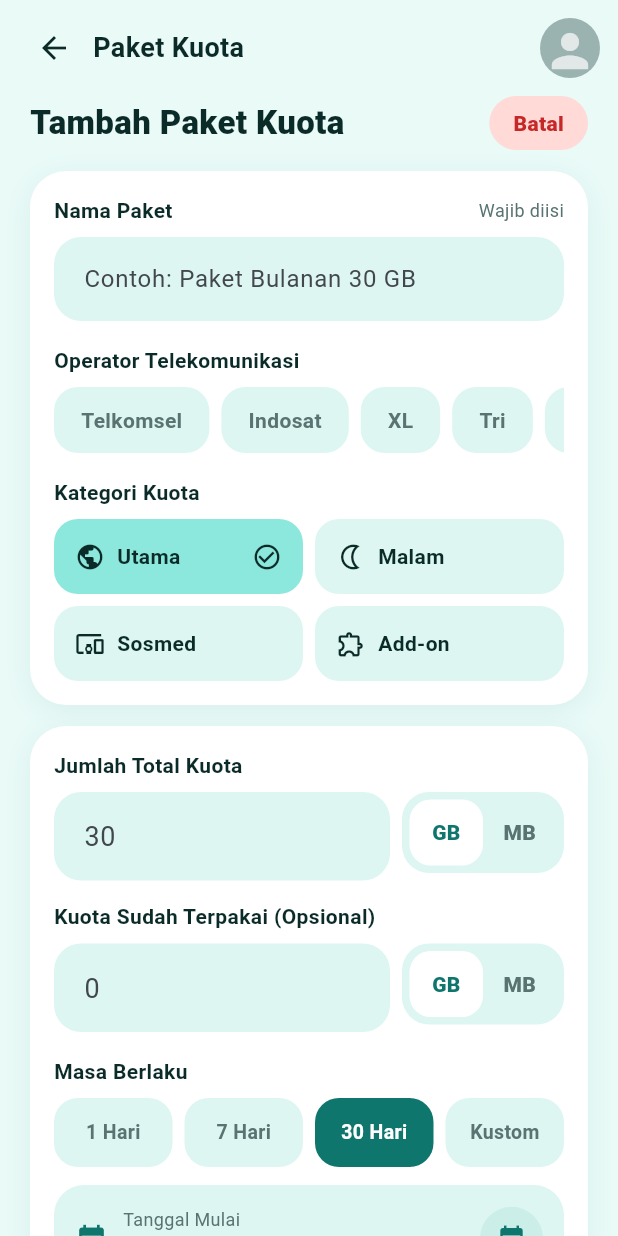
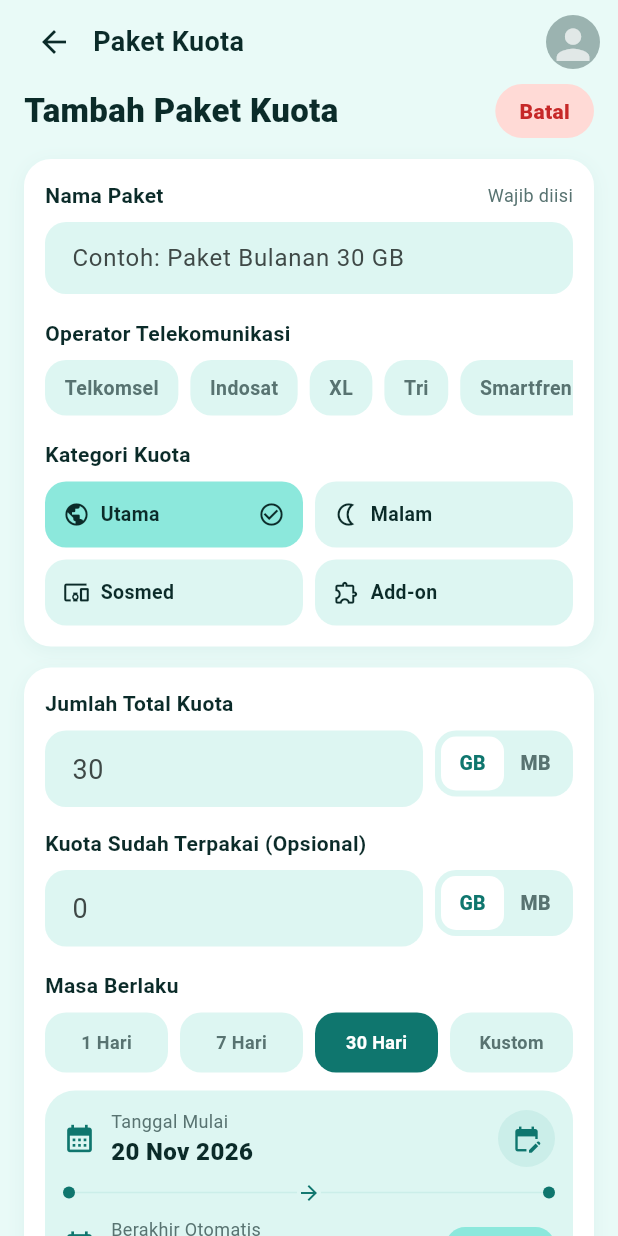
Before and after one commit to RedzyIN/datawise, a Flutter app: the HomeShell screen opened directly, after a tap on "Tambah Paket", on a phone screen of 412 x 824 dp. Run offline on Flutter 3.47's test engine with Material 3 defaults, Android fonts, the phone set to English and light mode, and no system bars; our stand-ins replace firebase_auth, firebase_core, flutter_local_notifications, sqflite; accounts and stored records are empty.

Commit message:
fix: repair user interface

```diff
--- a/lib/features/package/package_form_page.dart
+++ b/lib/features/package/package_form_page.dart
@@ -244,7 +244,7 @@ class _PackageFormPageState extends State<PackageFormPage> {
   InputDecoration _fieldDecoration({String? hint, String? suffix}) {
     OutlineInputBorder border(Color? color, [double width = 1]) =>
         OutlineInputBorder(
-          borderRadius: BorderRadius.circular(18),
+          borderRadius: BorderRadius.circular(14),
           borderSide: color == null
               ? BorderSide.none
               : BorderSide(color: color, width: width),
@@ -253,10 +253,10 @@ class _PackageFormPageState extends State<PackageFormPage> {
     return InputDecoration(
       hintText: hint,
       suffixText: suffix,
-      suffixStyle: const TextStyle(color: PkgColors.muted, fontSize: 13),
+      suffixStyle: const TextStyle(color: PkgColors.muted, fontSize: 12),
       filled: true,
       fillColor: PkgColors.field,
-      contentPadding: const EdgeInsets.symmetric(horizontal: 16, vertical: 16),
+      contentPadding: const EdgeInsets.symmetric(horizontal: 14, vertical: 12),
       border: border(null),
       enabledBorder: border(null),
       focusedBorder: border(PkgColors.primary, 1.5),
@@ -293,6 +293,7 @@ class _PackageFormPageState extends State<PackageFormPage> {
   Widget _unitToggle(_Unit value, ValueChanged<_Unit> onChanged) {
     Widget seg(_Unit u, String label) {
       final selected = value == u;
+
       return Expanded(
         child: GestureDetector(
           onTap: () => onChanged(u),
@@ -300,13 +301,13 @@ class _PackageFormPageState extends State<PackageFormPage> {
             alignment: Alignment.center,
             decoration: BoxDecoration(
               color: selected ? Colors.white : Colors.transparent,
-              borderRadius: BorderRadius.circular(14),
+              borderRadius: BorderRadius.circular(10),
             ),
             child: Text(
               label,
               style: TextStyle(
                 fontWeight: FontWeight.w800,
-                fontSize: 14,
+                fontSize: 13,
                 color: selected ? PkgColors.primary : PkgColors.muted,
               ),
             ),
@@ -316,12 +317,12 @@ class _PackageFormPageState extends State<PackageFormPage> {
     }
 
     return Container(
-      width: 108,
-      height: 54,
-      padding: const EdgeInsets.all(5),
+      width: 92,
+      height: 44,
+      padding: const EdgeInsets.all(4),
       decoration: BoxDecoration(
         color: PkgColors.field,
-        borderRadius: BorderRadius.circular(18),
+        borderRadius: BorderRadius.circular(14),
       ),
       child: Row(children: [seg(_Unit.gb, 'GB'), seg(_Unit.mb, 'MB')]),
     );
@@ -367,30 +368,30 @@ class _PackageFormPageState extends State<PackageFormPage> {
     return GestureDetector(
       onTap: onTap,
       child: Container(
-        padding: const EdgeInsets.symmetric(horizontal: 18, vertical: 12),
+        padding: const EdgeInsets.symmetric(horizontal: 13, vertical: 9),
         decoration: BoxDecoration(
           color: selected ? PkgColors.primary : PkgColors.field,
-          borderRadius: BorderRadius.circular(16),
+          borderRadius: BorderRadius.circular(14),
         ),
         child: Row(
           mainAxisSize: MainAxisSize.min,
           children: [
             if (selected) ...[
               Container(
-                width: 8,
-                height: 8,
+                width: 7,
+                height: 7,
                 decoration: const BoxDecoration(
                   color: PkgColors.accent,
                   shape: BoxShape.circle,
                 ),
               ),
-              const SizedBox(width: 7),
+              const SizedBox(width: 6),
             ],
             Text(
               label,
               style: TextStyle(
                 fontWeight: FontWeight.w700,
-                fontSize: 14,
+                fontSize: 13,
                 color: selected ? Colors.white : PkgColors.muted,
               ),
             ),
@@ -403,25 +404,26 @@ class _PackageFormPageState extends State<PackageFormPage> {
   Widget _categoryTile(int index) {
     final (label, icon) = _categories[index];
     final selected = _category == index;
+
     return GestureDetector(
       onTap: () => setState(() => _category = index),
       child: Container(
-        height: 50,
-        padding: const EdgeInsets.symmetric(horizontal: 14),
+        height: 44,
+        padding: const EdgeInsets.symmetric(horizontal: 12),
         decoration: BoxDecoration(
           color: selected ? PkgColors.accent : PkgColors.field,
-          borderRadius: BorderRadius.circular(16),
+          borderRadius: BorderRadius.circular(14),
         ),
         child: Row(
           children: [
-            Icon(icon, color: PkgColors.text, size: 20),
-            const SizedBox(width: 8),
+            Icon(icon, color: PkgColors.text, size: 18),
+            const SizedBox(width: 7),
             Expanded(
               child: Text(
                 label,
                 style: const TextStyle(
                   fontWeight: FontWeight.w700,
-                  fontSize: 14,
+                  fontSize: 13,
                   color: PkgColors.text,
                 ),
               ),
@@ -430,7 +432,7 @@ class _PackageFormPageState extends State<PackageFormPage> {
               const Icon(
                 Icons.check_circle_outline,
                 color: PkgColors.text,
-                size: 20,
+                size: 18,
               ),
           ],
         ),
@@ -443,17 +445,17 @@ class _PackageFormPageState extends State<PackageFormPage> {
       child: GestureDetector(
         onTap: onTap,
         child: Container(
-          height: 46,
+          height: 40,
           alignment: Alignment.center,
           decoration: BoxDecoration(
             color: selected ? PkgColors.primary : PkgColors.field,
-            borderRadius: BorderRadius.circular(16),
+            borderRadius: BorderRadius.circular(14),
           ),
           child: Text(
             label,
             style: TextStyle(
               fontWeight: FontWeight.w700,
-              fontSize: 13,
+              fontSize: 12,
               color: selected ? Colors.white : PkgColors.muted,
             ),
           ),
@@ -476,7 +478,7 @@ class _PackageFormPageState extends State<PackageFormPage> {
           Text(
             formatDate(date),
             style: TextStyle(
-              fontSize: 18,
+              fontSize: 16,
               fontWeight: FontWeight.w800,
               color: bold ? PkgColors.primary : PkgColors.text,
             ),
@@ -489,8 +491,8 @@ class _PackageFormPageState extends State<PackageFormPage> {
       return GestureDetector(
         onTap: onTap,
         child: Container(
-          width: 42,
-          height: 42,
+          width: 38,
+          height: 38,
           decoration: const BoxDecoration(
             color: PkgColors.chip,
             shape: BoxShape.circle,
@@ -505,7 +507,7 @@ class _PackageFormPageState extends State<PackageFormPage> {
     }
 
     return Container(
-      padding: const EdgeInsets.all(14),
+      padding: const EdgeInsets.all(12),
       decoration: BoxDecoration(
         color: PkgColors.field,
         borderRadius: BorderRadius.circular(20),
@@ -586,8 +588,8 @@ class _PackageFormPageState extends State<PackageFormPage> {
       padding: const EdgeInsets.all(14),
       child: Row(
         children: [
-          PkgIconBox(icon, size: 46),
-          const SizedBox(width: 12),
+          PkgIconBox(icon, size: 40),
+          const SizedBox(width: 10),
           Expanded(
             child: Column(
               crossAxisAlignment: CrossAxisAlignment.start,
@@ -595,7 +597,7 @@ class _PackageFormPageState extends State<PackageFormPage> {
                 Text(
                   title,
                   style: const TextStyle(
-                    fontSize: 15,
+                    fontSize: 14,
                     fontWeight: FontWeight.w700,
                     color: PkgColors.text,
                   ),
@@ -635,7 +637,7 @@ class _PackageFormPageState extends State<PackageFormPage> {
           body: Form(
             key: _formKey,
             child: ListView(
-              padding: const EdgeInsets.fromLTRB(20, 0, 20, 28),
+              padding: const EdgeInsets.fromLTRB(16, 0, 16, 24),
               children: [
                 Row(
                   children: [
@@ -815,30 +817,30 @@ class _PackageFormPageState extends State<PackageFormPage> {
                 const SizedBox(height: 22),
 
                 SizedBox(
-                  height: 54,
+                  height: 48,
                   child: FilledButton.icon(
                     style: FilledButton.styleFrom(
                       backgroundColor: PkgColors.primary,
                       foregroundColor: Colors.white,
                       shape: RoundedRectangleBorder(
-                        borderRadius: BorderRadius.circular(20),
+                        borderRadius: BorderRadius.circular(14),
                       ),
                       textStyle: const TextStyle(
-                        fontSize: 16,
+                        fontSize: 14,
                         fontWeight: FontWeight.w700,
                       ),
                     ),
                     onPressed: provider.isLoading ? null : _savePackage,
                     icon: provider.isLoading
                         ? const SizedBox(
-                            width: 20,
-                            height: 20,
+                            width: 18,
+                            height: 18,
                             child: CircularProgressIndicator(
                               strokeWidth: 2,
                               color: Colors.white,
                             ),
                           )
-                        : const Icon(Icons.save_outlined, size: 20),
+                        : const Icon(Icons.save_outlined, size: 18),
                     label: Text(
                       _isEditing ? 'Simpan Perubahan' : 'Simpan Paket',
                     ),
--- a/lib/features/package/package_list_page.dart
+++ b/lib/features/package/package_list_page.dart
@@ -139,7 +139,7 @@ class _PackageListPageState extends State<PackageListPage> {
             child: Text(
               'Daftar Paket',
               style: TextStyle(
-                fontSize: 24,
+                fontSize: 22,
                 fontWeight: FontWeight.w800,
                 color: PkgColors.text,
               ),
@@ -151,7 +151,7 @@ class _PackageListPageState extends State<PackageListPage> {
       const SizedBox(height: 2),
       const Text(
         'Kelola paket aktif dan kuota tambahan dengan cermat.',
-        style: TextStyle(color: PkgColors.muted, fontSize: 13),
+        style: TextStyle(color: PkgColors.muted, fontSize: 12),
       ),
       const SizedBox(height: 14),
       SingleChildScrollView(
@@ -278,20 +278,21 @@ class _PackageListPageState extends State<PackageListPage> {
 
     return ListView(
       physics: const AlwaysScrollableScrollPhysics(),
-      padding: const EdgeInsets.fromLTRB(20, 8, 20, 28),
+      padding: const EdgeInsets.fromLTRB(16, 8, 16, 24),
       children: children,
     );
   }
 
   Widget _tabPill(String label, int count, _Tab value) {
     final selected = _tab == value;
+
     return GestureDetector(
       onTap: () => setState(() => _tab = value),
       child: Container(
-        padding: const EdgeInsets.symmetric(horizontal: 18, vertical: 11),
+        padding: const EdgeInsets.symmetric(horizontal: 14, vertical: 8),
         decoration: BoxDecoration(
           color: selected ? PkgColors.primary : Colors.white,
-          borderRadius: BorderRadius.circular(18),
+          borderRadius: BorderRadius.circular(14),
         ),
         child: Row(
           children: [
@@ -299,13 +300,13 @@ class _PackageListPageState extends State<PackageListPage> {
               label,
               style: TextStyle(
                 fontWeight: FontWeight.w700,
-                fontSize: 14,
+                fontSize: 13,
                 color: selected ? Colors.white : PkgColors.text,
               ),
             ),
-            const SizedBox(width: 7),
+            const SizedBox(width: 6),
             Container(
-              padding: const EdgeInsets.symmetric(horizontal: 8, vertical: 2),
+              padding: const EdgeInsets.symmetric(horizontal: 7, vertical: 2),
               decoration: BoxDecoration(
                 color: selected ? PkgColors.field : PkgColors.chip,
                 borderRadius: BorderRadius.circular(999),
@@ -314,7 +315,7 @@ class _PackageListPageState extends State<PackageListPage> {
                 '$count',
                 style: TextStyle(
                   fontWeight: FontWeight.w700,
-                  fontSize: 11,
+                  fontSize: 10,
                   color: selected ? PkgColors.primary : PkgColors.muted,
                 ),
               ),
@@ -337,8 +338,8 @@ class _PackageListPageState extends State<PackageListPage> {
           Row(
             crossAxisAlignment: CrossAxisAlignment.start,
             children: [
-              const PkgIconBox(Icons.sim_card, size: 46),
-              const SizedBox(width: 12),
+              const PkgIconBox(Icons.sim_card, size: 40),
+              const SizedBox(width: 10),
               Expanded(
                 child: Column(
                   crossAxisAlignment: CrossAxisAlignment.start,
@@ -348,7 +349,7 @@ class _PackageListPageState extends State<PackageListPage> {
                       maxLines: 2,
                       overflow: TextOverflow.ellipsis,
                       style: const TextStyle(
-                        fontSize: 17,
+                        fontSize: 15,
                         fontWeight: FontWeight.w700,
                         color: PkgColors.text,
                       ),
@@ -364,13 +365,13 @@ class _PackageListPageState extends State<PackageListPage> {
                   ],
                 ),
               ),
-              const SizedBox(width: 8),
+              const SizedBox(width: 10),
               PkgStatusPill(p),
             ],
           ),
           const SizedBox(height: 12),
           Container(
-            padding: const EdgeInsets.all(14),
+            padding: const EdgeInsets.all(12),
             decoration: BoxDecoration(
               color: PkgColors.field,
               borderRadius: BorderRadius.circular(18),
@@ -383,7 +384,7 @@ class _PackageListPageState extends State<PackageListPage> {
                     Text(
                       value,
                       style: const TextStyle(
-                        fontSize: 32,
+                        fontSize: 28,
                         fontWeight: FontWeight.w800,
                         color: PkgColors.primary,
                         height: 1,
@@ -436,7 +437,7 @@ class _PackageListPageState extends State<PackageListPage> {
                   borderRadius: BorderRadius.circular(999),
                   child: LinearProgressIndicator(
                     value: frac,
-                    minHeight: 8,
+                    minHeight: 6,
                     backgroundColor: PkgColors.chip,
                     color: PkgColors.primary,
                   ),
@@ -471,7 +472,7 @@ class _PackageListPageState extends State<PackageListPage> {
               ],
             ),
           ),
-          const SizedBox(height: 12),
+          const SizedBox(height: 10),
           Row(
             children: [
               const Icon(
@@ -528,24 +529,24 @@ class _PackageListPageState extends State<PackageListPage> {
     return GestureDetector(
       onTap: loading ? null : _openForm,
       child: PkgCard(
-        padding: const EdgeInsets.symmetric(vertical: 16),
+        padding: const EdgeInsets.symmetric(vertical: 12),
         child: Row(
           mainAxisAlignment: MainAxisAlignment.center,
           children: [
             Container(
-              width: 42,
-              height: 42,
+              width: 36,
+              height: 36,
               decoration: const BoxDecoration(
                 color: PkgColors.accent,
                 shape: BoxShape.circle,
               ),
-              child: const Icon(Icons.add, color: PkgColors.primary, size: 24),
+              child: const Icon(Icons.add, color: PkgColors.primary, size: 21),
             ),
             const SizedBox(width: 12),
             const Text(
               'Tambah Paket Baru',
               style: TextStyle(
-                fontSize: 17,
+                fontSize: 15,
                 fontWeight: FontWeight.w700,
                 color: PkgColors.primary,
               ),
@@ -560,15 +561,15 @@ class _PackageListPageState extends State<PackageListPage> {
     return GestureDetector(
       onTap: () => _openDetail(p),
       child: PkgCard(
-        padding: const EdgeInsets.all(14),
+        padding: const EdgeInsets.all(12),
         child: Row(
           children: [
             PkgIconBox(
               p.isArchived ? Icons.archive_outlined : Icons.event_busy_outlined,
-              size: 44,
+              size: 38,
               bg: PkgColors.chip,
             ),
-            const SizedBox(width: 12),
+            const SizedBox(width: 10),
             Expanded(
               child: Column(
                 crossAxisAlignment: CrossAxisAlignment.start,
--- a/lib/features/package/package_theme.dart
+++ b/lib/features/package/package_theme.dart
@@ -24,7 +24,7 @@ class PkgColors {
 
 /// Avatar profil di app bar.
 class PkgAvatar extends StatelessWidget {
-  const PkgAvatar({super.key, this.onTap, this.size = 40});
+  const PkgAvatar({super.key, this.onTap, this.size = 36});
 
   final VoidCallback? onTap;
   final double size;
@@ -59,7 +59,7 @@ class PkgAppBar extends StatelessWidget implements PreferredSizeWidget {
   final VoidCallback? onAvatarTap;
 
   @override
-  Size get preferredSize => const Size.fromHeight(64);
+  Size get preferredSize => const Size.fromHeight(56);
 
   @override
   Widget build(BuildContext context) {
@@ -69,7 +69,7 @@ class PkgAppBar extends StatelessWidget implements PreferredSizeWidget {
       child: SafeArea(
         bottom: false,
         child: SizedBox(
-          height: 64,
+          height: 56,
           child: Padding(
             padding: const EdgeInsets.symmetric(horizontal: 12),
             child: Row(
@@ -106,7 +106,7 @@ class PkgCard extends StatelessWidget {
   const PkgCard({
     super.key,
     required this.child,
-    this.padding = const EdgeInsets.all(16),
+    this.padding = const EdgeInsets.all(14),
     this.margin = EdgeInsets.zero,
   });
 
@@ -121,12 +121,12 @@ class PkgCard extends StatelessWidget {
       padding: padding,
       decoration: BoxDecoration(
         color: Colors.white,
-        borderRadius: BorderRadius.circular(24),
+        borderRadius: BorderRadius.circular(18),
         boxShadow: const [
           BoxShadow(
-            color: Color(0x140F766E),
-            blurRadius: 14,
-            offset: Offset(0, 4),
+            color: Color(0x100F766E),
+            blurRadius: 10,
+            offset: Offset(0, 3),
           ),
         ],
       ),
@@ -155,7 +155,7 @@ class PkgPill extends StatelessWidget {
   @override
   Widget build(BuildContext context) {
     return Container(
-      padding: const EdgeInsets.symmetric(horizontal: 12, vertical: 6),
+      padding: const EdgeInsets.symmetric(horizontal: 10, vertical: 5),
       decoration: BoxDecoration(
         color: bg,
         borderRadius: BorderRadius.circular(999),
@@ -183,7 +183,7 @@ class PkgPill extends StatelessWidget {
               style: TextStyle(
                 color: fg,
                 fontWeight: FontWeight.w700,
-                fontSize: 12,
+                fontSize: 11,
               ),
             ),
           ),
```
Also changed, not shown: lib/core/theme.dart (+78 -11 lines), lib/features/history/history_detail_page.dart (+10 -10 lines), lib/features/history/history_page.dart (+18 -18 lines), lib/features/package/package_detail_page.dart (+14 -14 lines), assets/images/logo_datawise.png, 1 other file.
